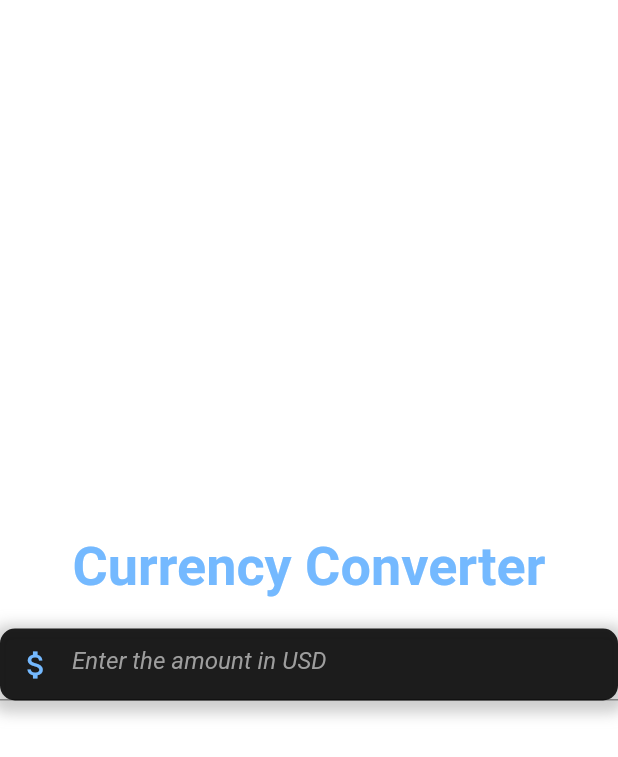
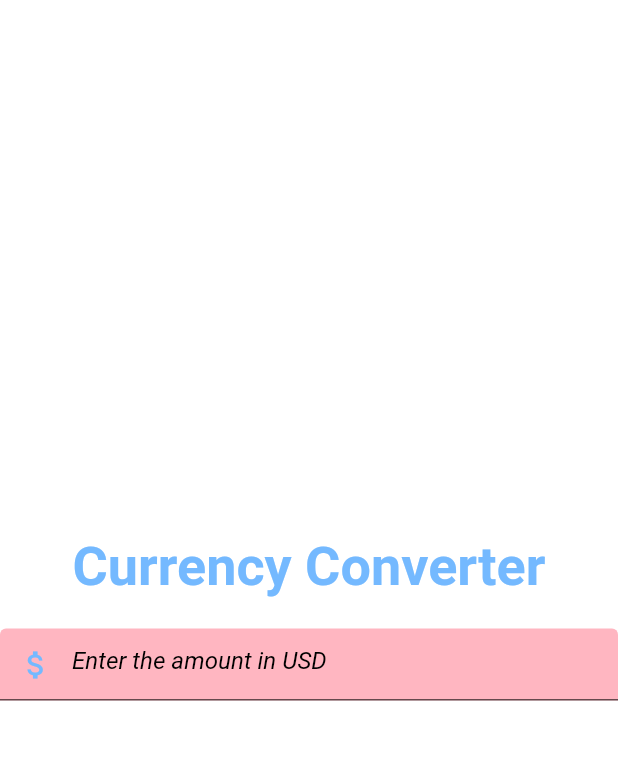
Before and after one commit to samrocks03/LearningFlutter, a Flutter app: the screen it shows after launch, on a phone screen of 412 x 824 dp. Shown: the top 757 px of the screen. Run offline on Flutter 3.47's test engine with Material 2 defaults, Android fonts, the phone set to English and light mode, and no system bars.

Commit message:
Changed the TextField accent color

```diff
--- a/currency_converter/lib/currency_converter_material_page.dart
+++ b/currency_converter/lib/currency_converter_material_page.dart
@@ -5,14 +5,14 @@ class CurrencyConverterMaterialPage extends StatelessWidget {
 
   @override
   Widget build(BuildContext context) {
-    return Scaffold(
-      backgroundColor: const Color.fromARGB(0, 66, 66, 171),
+    return const Scaffold(
+      backgroundColor: Color.fromARGB(0, 66, 66, 171),
       // backgroundColor: MaterialAccentColor(700),
       body: Center(
         child: Column(
           mainAxisAlignment: MainAxisAlignment.center,
           children: [
-            const Text(
+            Text(
               "Currency Converter",
               style: TextStyle(
                 fontSize: 36,
@@ -20,43 +20,32 @@ class CurrencyConverterMaterialPage extends StatelessWidget {
                 color: Color(0xFF74B9FF), // Changed text color to black
               ),
             ),
-            const SizedBox(height: 20),
-            Container(
-              // padding: const EdgeInsets.symmetric(horizontal: 20),
-              decoration: BoxDecoration(
-                color: Colors.black87,
-                borderRadius: BorderRadius.circular(10),
-                boxShadow: [
-                  BoxShadow(
-                    color: Colors.grey.withOpacity(0.5),
-                    spreadRadius: 5,
-                    blurRadius: 7,
-                    offset: const Offset(0, 3),
-                  ),
-                ],
-              ),
-              child: const TextField(
-                style: TextStyle(color: Color(0xFF74B9FF),
+            SizedBox(height: 20),
+            TextField(
+              style: TextStyle(
+                color: Color(0xFF74B9FF),
                 fontStyle:FontStyle.italic
                 ),
+
                 keyboardType: TextInputType.number,
                 decoration: InputDecoration(
                   hintText: "Enter the amount in USD",
-                  hintStyle: TextStyle(color: Colors.grey),
-
+                  hintStyle: TextStyle(color: Colors.black),
+                  filled: true,
+                  fillColor:Color(0xFFFFB6C1),
                   prefixIcon: Icon(Icons.attach_money_sharp,
-                  // color: Colors.deepPurpleAccent,
                      color: Color(0xFF74B9FF)
                    ),
+
+
                   focusedBorder: OutlineInputBorder(
                   borderSide: BorderSide(
-                      color: Colors.deepPurpleAccent,
+                     color: Color(0xFF74B9FF),
                     width: 2,
                     style: BorderStyle.solid,
                     strokeAlign : BorderSide.strokeAlignInside,
                     ),
-                    borderRadius: BorderRadius.all(Radius.circular(20)),
-                  ),
+                  borderRadius: BorderRadius.all(Radius.circular(30)),
                 ),
                 ),
               ),
```
Lines whose indentation alone changed are shown as unchanged.
